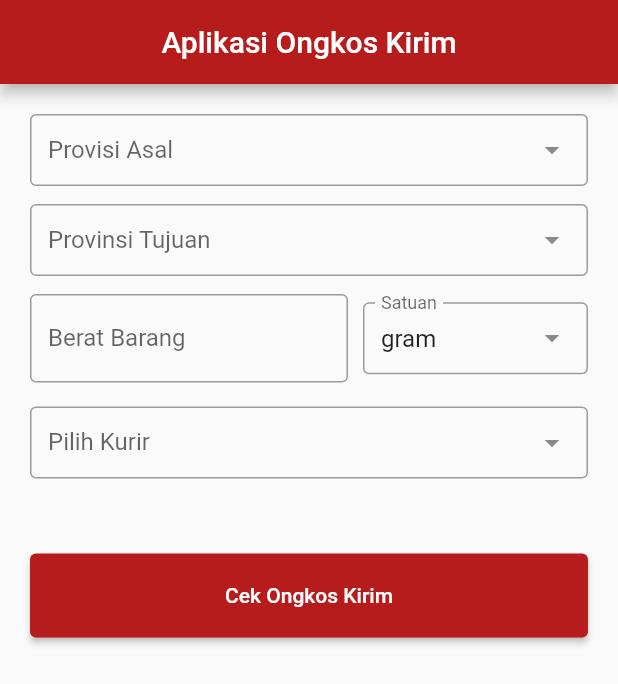
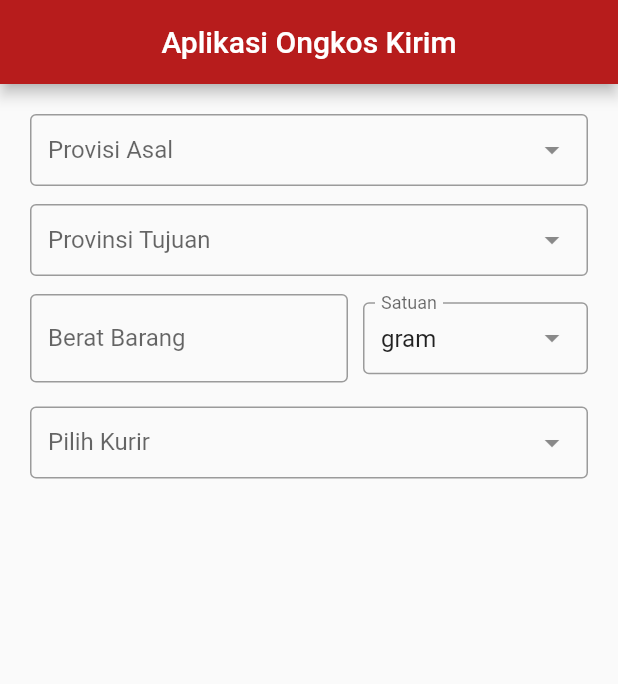
Before and after one commit to aprxty3/ongkir_apps, a Flutter app: the screen it shows after launch, on a phone screen of 412 x 824 dp. Shown: the top 684 px of the screen. Run offline on Flutter 3.47's test engine with Material 2 defaults, Android fonts, the phone set to English and light mode, and no system bars; drawn by our look-alikes of dropdown_search; our stand-ins replace get.

```diff
--- a/lib/app/modules/home/controllers/home_controller.dart
+++ b/lib/app/modules/home/controllers/home_controller.dart
@@ -8,6 +8,7 @@ class HomeController extends GetxController {
   var hiddenKotaTujuan = true.obs;
   var provinceTujuanId = 0.obs;
   var kotaTujuanId = 0.obs;
+  var hiddenButton = true.obs;
 
   double berat = 0.0;
   String satuan = 'gram';
--- a/lib/app/modules/home/views/home_view.dart
+++ b/lib/app/modules/home/views/home_view.dart
@@ -71,19 +71,35 @@ class HomeView extends GetView<HomeController> {
                   ),
                 );
               },
-              itemAsString: (item) => ,
-              onChanged: (value) => print(value),
+              itemAsString: (item) => '${item['name']}',
+              onChanged: (value) {
+                if (value != null) {
+                  if (controller.kotaAsalId != 0 &&
+                      controller.kotaTujuanId != 0 &&
+                      controller.berat > 0) {
+                    controller.hiddenButton.value = false;
+                  } else {
+                    controller.hiddenButton.value = true;
+                  }
+                } else {
+                  controller.hiddenButton.value = true;
+                }
+              },
               label: 'Pilih Kurir',
             ),
           ),
-          ElevatedButton(
+          Obx(() {
+            return controller.hiddenButton.isTrue
+                ? SizedBox()
+                : ElevatedButton(
                     onPressed: () {},
                     child: Text('Cek Ongkos Kirim'),
                     style: ElevatedButton.styleFrom(
                       padding: EdgeInsets.symmetric(vertical: 20),
                       backgroundColor: Colors.red[900],
                     ),
-          ),
+                  );
+          }),
         ],
       ),
     );
--- a/lib/app/modules/home/views/widget/kota_widget.dart
+++ b/lib/app/modules/home/views/widget/kota_widget.dart
@@ -12,7 +12,7 @@ class KotaWidget extends GetView<HomeController> {
   final int proveId;
   final String type;
 
-  const KotaWidget({Key? key, required this.proveId, required this.type})
+  const KotaWidget({Key? key, required this.proveId, this.type = ''})
       : super(key: key);
 
   @override
--- a/lib/app/modules/home/views/widget/province_widget.dart
+++ b/lib/app/modules/home/views/widget/province_widget.dart
@@ -11,7 +11,7 @@ import '../../province_model.dart';
 class ProvinsiWidget extends GetView<HomeController> {
   final String type;
 
-  const ProvinsiWidget({Key? key, required this.type}) : super(key: key);
+  const ProvinsiWidget({Key? key, this.type = ''}) : super(key: key);
 
   @override
   Widget build(BuildContext context) {
--- a/lib/app/modules/home/views/widget/weight_widget.dart
+++ b/lib/app/modules/home/views/widget/weight_widget.dart
@@ -13,7 +13,6 @@ class BeratWidget extends GetView<HomeController> {
       children: [
         Expanded(
           child: TextFormField(
-            autocorrect: false,
             controller: controller.beratC,
             keyboardType: TextInputType.numberWithOptions(decimal: true),
             onChanged: (value) => controller.ubahBerat(value),
```
Also changed, not shown: lib/app/modules/home/views/widget/courier_widget.dart (deleted, +0 -72 lines). Lines whose indentation alone changed are shown as unchanged.
